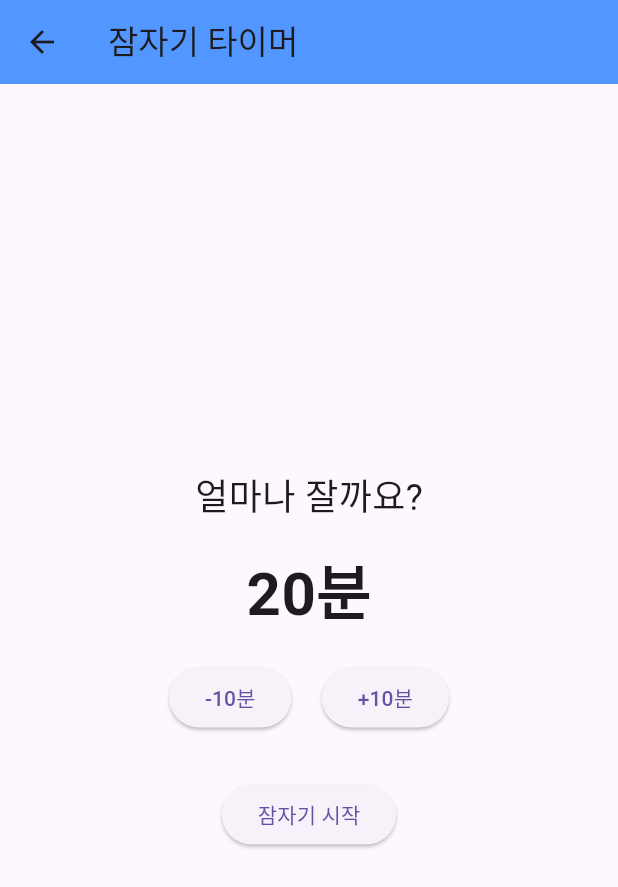
After one commit to TAEHONG-LEE/cnuity, a Flutter app: the KkaezamSleepTimerScreen screen opened directly, after a tap on "-10분", on a phone screen of 412 x 824 dp. The commit adds this screen. Shown: the top 887 px of the screen. Run offline on Flutter 3.47's test engine with Material 3 defaults, Android fonts, the phone set to English and light mode, and no system bars; our stand-ins replace cloud_firestore, firebase_auth, firebase_core, fluttertoast; accounts and stored records are empty.

Commit message:
Refactor: 수면 타이머 섹션 컴포넌트화 및 WakeUpButton 연동

```diff
--- /dev/null
+++ b/lib/widgets/kkaezam/sleep_timer_section.dart
@@ -0,0 +1,159 @@
+import 'dart:async';
+import 'package:flutter/material.dart';
+import 'package:cloud_firestore/cloud_firestore.dart';
+import 'package:firebase_auth/firebase_auth.dart';
+import 'wake_up_button.dart';
+
+class SleepTimerSection extends StatefulWidget {
+  final VoidCallback onFinish;
+
+  const SleepTimerSection({super.key, required this.onFinish});
+
+  @override
+  State<SleepTimerSection> createState() => _SleepTimerSectionState();
+}
+
+class _SleepTimerSectionState extends State<SleepTimerSection> {
+  int sleepDuration = 30 * 60;
+  int elapsedTime = 0;
+  Timer? timer;
+  bool isSleeping = false;
+
+  @override
+  void initState() {
+    super.initState();
+    _checkExistingSleepStatus();
+  }
+
+  Future<void> _checkExistingSleepStatus() async {
+    final uid = FirebaseAuth.instance.currentUser?.uid;
+    if (uid == null) return;
+
+    final snapshot =
+        await FirebaseFirestore.instance
+            .collectionGroup('seats')
+            .where('reservedBy', isEqualTo: uid)
+            .limit(1)
+            .get();
+
+    if (snapshot.docs.isNotEmpty) {
+      final data = snapshot.docs.first.data();
+      if (data['status'] == 'sleeping') {
+        final Timestamp start = data['sleepStart'];
+        final int duration = data['sleepDuration'];
+        final int elapsed = DateTime.now()
+            .difference(start.toDate())
+            .inSeconds
+            .clamp(0, duration * 2);
+
+        setState(() {
+          isSleeping = true;
+          sleepDuration = duration;
+          elapsedTime = elapsed;
+        });
+        _startTimer();
+      }
+    }
+  }
+
+  void _startTimer() {
+    timer = Timer.periodic(const Duration(seconds: 1), (t) {
+      setState(() {
+        elapsedTime++;
+      });
+    });
+  }
+
+  Future<void> _startSleep() async {
+    final uid = FirebaseAuth.instance.currentUser?.uid;
+    if (uid == null) return;
+
+    final snapshot =
+        await FirebaseFirestore.instance
+            .collectionGroup('seats')
+            .where('reservedBy', isEqualTo: uid)
+            .limit(1)
+            .get();
+
+    if (snapshot.docs.isNotEmpty) {
+      final doc = snapshot.docs.first;
+      await doc.reference.update({
+        'status': 'sleeping',
+        'sleepStart': Timestamp.now(),
+        'sleepDuration': sleepDuration,
+      });
+    }
+
+    setState(() {
+      isSleeping = true;
+      elapsedTime = 0;
+    });
+    _startTimer();
+  }
+
+  String _formatTimer() {
+    final delta = sleepDuration - elapsedTime;
+    final sign = delta < 0 ? '+' : '-';
+    final abs = delta.abs();
+    final m = abs ~/ 60;
+    final s = abs % 60;
+    return '$sign${m.toString().padLeft(2, '0')}:${s.toString().padLeft(2, '0')}';
+  }
+
+  void _adjustSleepTime(int deltaMinutes) {
+    setState(() {
+      sleepDuration = (sleepDuration + deltaMinutes * 60).clamp(60, 7200);
+    });
+  }
+
+  @override
+  void dispose() {
+    timer?.cancel();
+    super.dispose();
+  }
+
+  @override
+  Widget build(BuildContext context) {
+    final bool canWakeUp = isSleeping && elapsedTime >= sleepDuration;
+
+    return Column(
+      mainAxisAlignment: MainAxisAlignment.center,
+      children: [
+        if (!isSleeping) ...[
+          const Text('얼마나 잘까요?', style: TextStyle(fontSize: 24)),
+          const SizedBox(height: 16),
+          Text(
+            '${sleepDuration ~/ 60}분',
+            style: const TextStyle(fontSize: 40, fontWeight: FontWeight.bold),
+          ),
+          const SizedBox(height: 16),
+          Row(
+            mainAxisAlignment: MainAxisAlignment.center,
+            children: [
+              ElevatedButton(
+                onPressed: () => _adjustSleepTime(-10),
+                child: const Text('-10분'),
+              ),
+              const SizedBox(width: 20),
+              ElevatedButton(
+                onPressed: () => _adjustSleepTime(10),
+                child: const Text('+10분'),
+              ),
+            ],
+          ),
+          const SizedBox(height: 30),
+          ElevatedButton(onPressed: _startSleep, child: const Text('잠자기 시작')),
+        ] else ...[
+          const Text('현재 상태', style: TextStyle(fontSize: 24)),
+          const SizedBox(height: 20),
+          Text(
+            _formatTimer(),
+            style: const TextStyle(fontSize: 48, fontWeight: FontWeight.bold),
+          ),
+          const SizedBox(height: 20),
+          if (canWakeUp) WakeUpButton(onComplete: widget.onFinish),
+        ],
+      ],
+    );
+  }
+}
```
Also changed, not shown: lib/screens/kkaezam/kkaezam_sleep_timer_screen.dart (+7 -169 lines).
